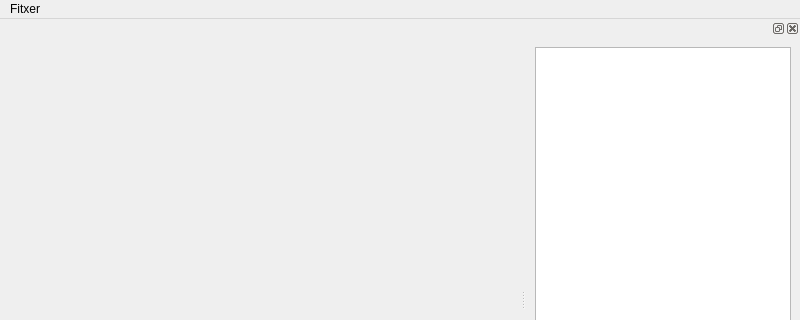
Before: the Qt Designer form mainwindow.ui in Pau42195/Proper, drawn with Qt 5; both pictures show x 0 to 800 and y 0 to 320 of the 800 by 600 pixel window.
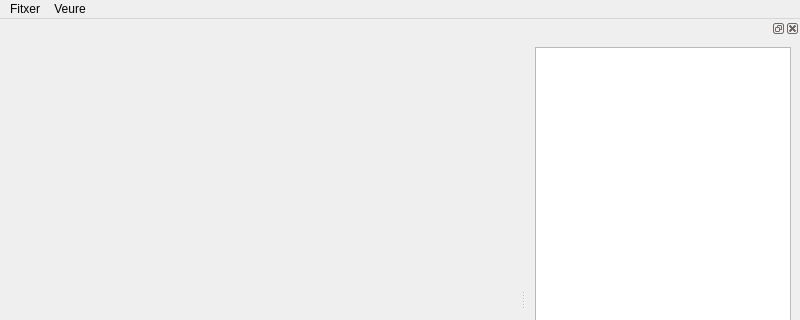
After: the same form once the commit is applied.

```diff
--- a/mainwindow.ui
+++ b/mainwindow.ui
@@ -30,8 +30,16 @@
     </property>
     <addaction name="actionObrir"/>
     <addaction name="actionGuardar"/>
+    <addaction name="actionCarregar_preguntes"/>
+   </widget>
+   <widget class="QMenu" name="menuVeure">
+    <property name="title">
+     <string>Veure</string>
+    </property>
+    <addaction name="actionAlumnes"/>
    </widget>
    <addaction name="menuFitxer"/>
+   <addaction name="menuVeure"/>
   </widget>
   <widget class="QDockWidget" name="dkAlumnes">
    <property name="windowTitle">
```
Left out of the diff: 17 changed lines with no effect on the pictures.
